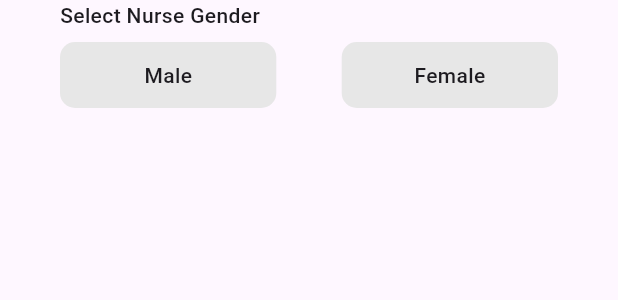
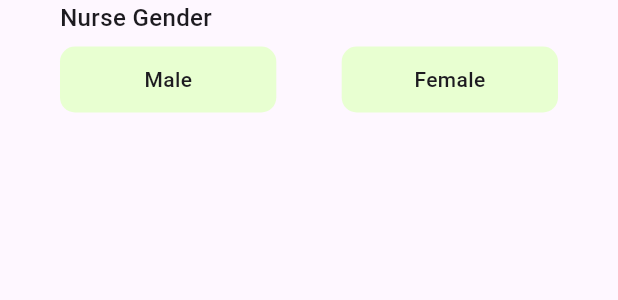
Before and after one commit to ZouheirN/nurse-app, a Flutter app: the GenderSelectionFieldAdmin widget shown alone on an empty page, opened directly with empty values, on a phone screen of 412 x 824 dp. Shown: the top 300 px of the screen. Run offline on Flutter 3.47's test engine with Material 3 defaults, Android fonts, the phone set to English and light mode, and no system bars; our stand-ins replace dropdown_button2, flutter_map, image_picker, intl_phone_field, latlong2, shared_preferences; accounts and stored records are empty.

Commit message:
Update gender_selection_field_admin.dart

```diff
--- a/lib/components/gender_selection_field_admin.dart
+++ b/lib/components/gender_selection_field_admin.dart
@@ -35,9 +35,9 @@ class _GenderSelectionFieldAdminState extends State<GenderSelectionFieldAdmin> {
         crossAxisAlignment: CrossAxisAlignment.start,
         children: [
           const Text(
-            'Select Nurse Gender',
+            'Nurse Gender',
             style: TextStyle(
-              fontSize: 14,
+              fontSize: 16,
               fontWeight: FontWeight.w500,
             ),
           ),
@@ -70,12 +70,10 @@ class _GenderSelectionFieldAdminState extends State<GenderSelectionFieldAdmin> {
         width: MediaQuery.of(context).size.width * 0.35,
         padding: const EdgeInsets.symmetric(vertical: 10),
         decoration: BoxDecoration(
-          color: isSelected
-              ? const Color.fromARGB(255, 245, 245, 245)
-              : const Color(0xFFE7E7E7),
+          color: const Color(0xFFE8FFD1),
           borderRadius: BorderRadius.circular(10),
           border: Border.all(
-            color: isSelected ? Colors.green : Colors.transparent,
+            color: isSelected ? const Color(0xFF7BB442) : Colors.transparent,
             width: 2,
           ),
         ),
```
